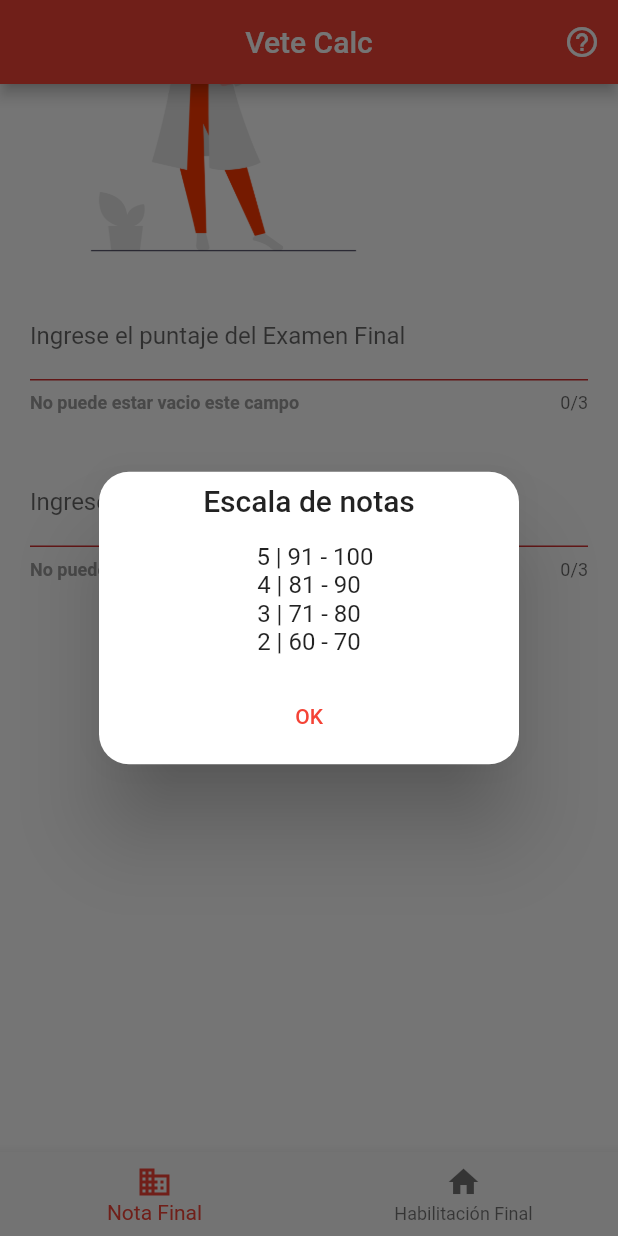
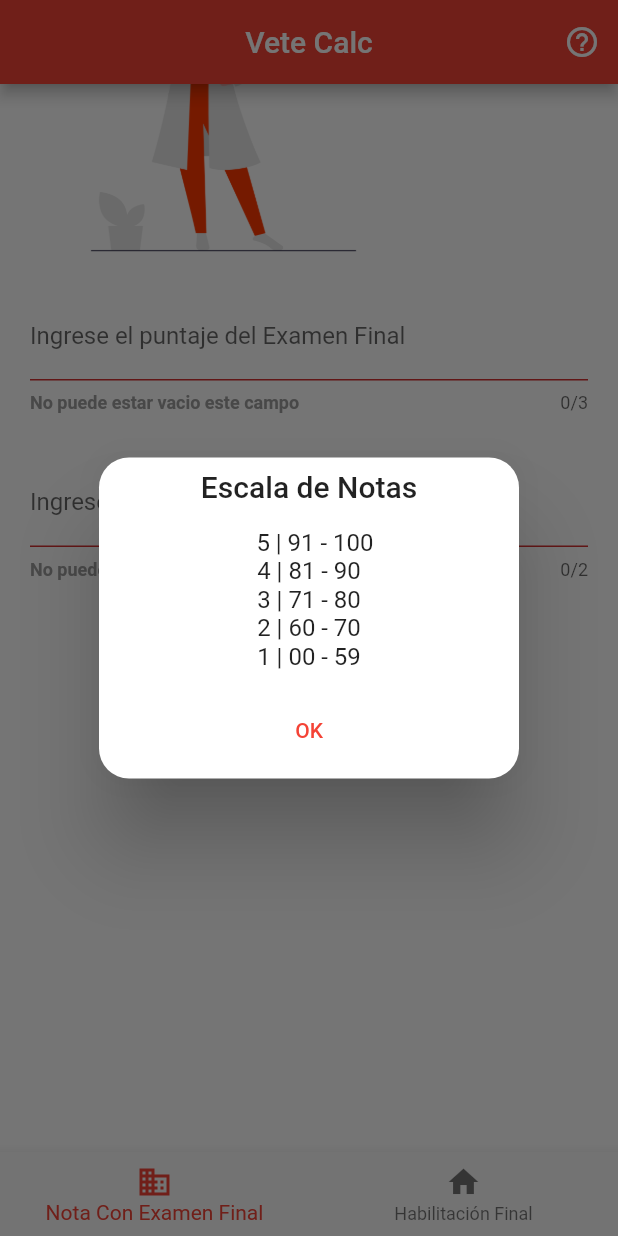
Before and after one commit to ramirezsebas/vete_calc, a Flutter app: the screen it shows after launch, scrolled down 132 dp, after a tap on "Calcular Nota Final", after a tap on the "help outline" icon, on a phone screen of 412 x 824 dp. Run offline on Flutter 3.47's test engine with Material 2 defaults, Android fonts, the phone set to English and light mode, and no system bars; our stand-ins replace get.

Commit message:
Correccion Habilitacion final

```diff
--- a/lib/app/modules/habilitacion-final/views/habilitacion_final_view.dart
+++ b/lib/app/modules/habilitacion-final/views/habilitacion_final_view.dart
@@ -59,12 +59,63 @@ class HabilitacionFinalView extends GetView<HabilitacionFinalController> {
                     )
                     .toList(),
                 SizedBox(height: 10),
+                if (controller.parciales.length <= 3)
                   Row(
                     children: [
                       ElevatedButton(
                           onPressed: controller.addParcial,
                           child: Text("Agregar Parcial")),
                     ],
+                  ),
+                SizedBox(height: 10),
+                TextFormField(
+                  autovalidateMode: AutovalidateMode.onUserInteraction,
+                  maxLength: 3,
+                  validator: (value) {
+                    if (value!.isEmpty) {
+                      return 'No puede estar vacio este campo';
+                    }
+                    if (int.parse(value) > 100) {
+                      return 'El puntaje no puede ser mayor a 100';
+                    }
+                    return null;
+                  },
+                  decoration: InputDecoration(
+                    labelText: 'Ingrese el puntaje del TP',
+                    errorStyle: TextStyle(
+                      color: Colors.grey,
+                      fontSize: 12,
+                      fontWeight: FontWeight.bold,
+                    ),
+                  ),
+                  keyboardType: TextInputType.number,
+                  onChanged: (value) =>
+                      controller.tp.value = double.tryParse(value) ?? 0.0,
+                ),
+                SizedBox(height: 10),
+                TextFormField(
+                  autovalidateMode: AutovalidateMode.onUserInteraction,
+                  maxLength: 3,
+                  validator: (value) {
+                    if (value!.isEmpty) {
+                      return 'No puede estar vacio este campo';
+                    }
+                    if (int.parse(value) > 100) {
+                      return 'El puntaje no puede ser mayor a 100';
+                    }
+                    return null;
+                  },
+                  decoration: InputDecoration(
+                    labelText: 'Ingrese el puntaje de la Asistencia',
+                    errorStyle: TextStyle(
+                      color: Colors.grey,
+                      fontSize: 12,
+                      fontWeight: FontWeight.bold,
+                    ),
+                  ),
+                  keyboardType: TextInputType.number,
+                  onChanged: (value) =>
+                      controller.asistencia.value = double.tryParse(value) ?? 0.0,
                 ),
                 SizedBox(height: 30),
                 ElevatedButton(
@@ -74,17 +125,7 @@ class HabilitacionFinalView extends GetView<HabilitacionFinalController> {
                     }
 
                     if (controller.formKey.currentState!.validate()) {
-                      int minimoPuntaje = 60 * controller.parciales.length;
-                      double total =
-                          controller.parciales.reduce((a, b) => a + b);
-                      Get.defaultDialog(
-                        title: "Resultado",
-                        content: Text(total >= minimoPuntaje
-                            ? 'Habiltaste 😍'
-                            : 'No Habilitaste 😪\nTe falto ${minimoPuntaje - total} puntos'),
-                        confirm: TextButton(
-                            onPressed: Get.back, child: Text("Aceptar")),
-                      );
+                      controller.showPuntaje();
                     } else {
                       Get.snackbar('Error', 'Ingrese los datos correctamente',
                           snackPosition: SnackPosition.BOTTOM,
--- a/lib/app/modules/home/views/home_view.dart
+++ b/lib/app/modules/home/views/home_view.dart
@@ -18,13 +18,14 @@ class HomeView extends GetView<HomeController> {
           IconButton(
             onPressed: () {
               Get.defaultDialog(
-                title: "Escala de notas",
+                title: "Escala de Notas",
                 content: Column(
                   children: [
                     Text("  5 | 91 - 100"),
                     Text("4 | 81 - 90"),
                     Text("3 | 71 - 80"),
                     Text("2 | 60 - 70"),
+                    Text("1 | 00 - 59"),
                   ],
                 ),
                 confirm: TextButton(
@@ -56,7 +57,7 @@ class HomeView extends GetView<HomeController> {
           items: const <BottomNavigationBarItem>[
             BottomNavigationBarItem(
               icon: Icon(Icons.business),
-              label: 'Nota Final',
+              label: 'Nota Con Examen Final',
             ),
             BottomNavigationBarItem(
               icon: Icon(Icons.home),
--- a/lib/app/modules/nota-final/views/nota_final_view.dart
+++ b/lib/app/modules/nota-final/views/nota_final_view.dart
@@ -48,7 +48,7 @@ class NotaFinalView extends GetView<NotaFinalController> {
                 height: 30,
               ),
               TextFormField(
-                maxLength: 3,
+                maxLength: 2,
                 autovalidateMode: AutovalidateMode.onUserInteraction,
                 decoration: InputDecoration(
                   labelText: 'Ingrese el puntaje de la Bonificación',
@@ -62,8 +62,8 @@ class NotaFinalView extends GetView<NotaFinalController> {
                   if (value!.isEmpty) {
                     return 'No puede estar vacio este campo';
                   }
-                  if (int.parse(value) > 100) {
-                    return 'El puntaje no puede ser mayor a 100';
+                  if (int.parse(value) > 10) {
+                    return 'El puntaje no puede ser mayor a 10';
                   }
                   return null;
                 },
```
Also changed, not shown: lib/app/modules/habilitacion-final/controllers/habilitacion_final_controller.dart (+29 -0 lines). Lines whose indentation alone changed are shown as unchanged.
